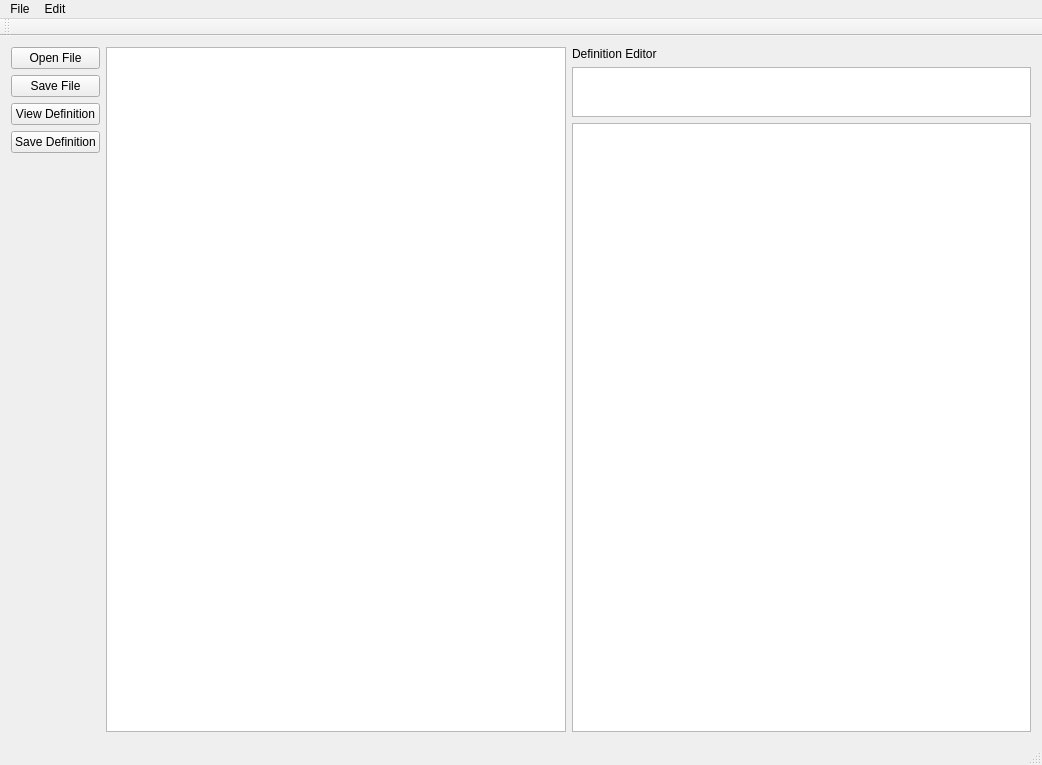
First picture: the form in lessonGUI/mainwindow.ui, repository featherboa50/WWU_LLEyeTrack, before the edit.
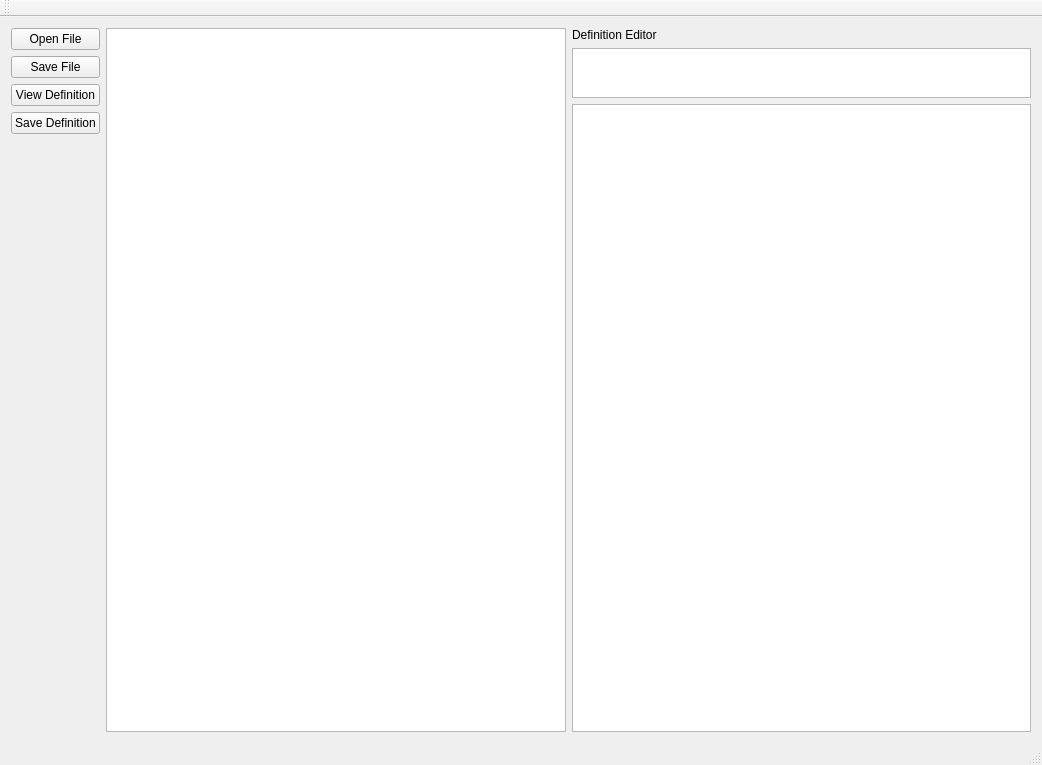
Second picture: the form after the edit.

Patch:
```diff
--- a/lessonGUI/mainwindow.ui
+++ b/lessonGUI/mainwindow.ui
@@ -102,25 +102,6 @@
      <height>38</height>
     </rect>
    </property>
-   <widget class="QMenu" name="menuFile">
-    <property name="title">
-     <string>File</string>
-    </property>
-    <addaction name="actionNew"/>
-    <addaction name="actionOpen_2"/>
-    <addaction name="actionSave"/>
-    <addaction name="actionClose"/>
-   </widget>
-   <widget class="QMenu" name="menuEdit">
-    <property name="title">
-     <string>Edit</string>
-    </property>
-    <addaction name="actionCopy"/>
-    <addaction name="actionPaste"/>
-    <addaction name="actionCut"/>
-   </widget>
-   <addaction name="menuFile"/>
-   <addaction name="menuEdit"/>
   </widget>
   <widget class="QToolBar" name="mainToolBar">
    <attribute name="toolBarArea">
```
